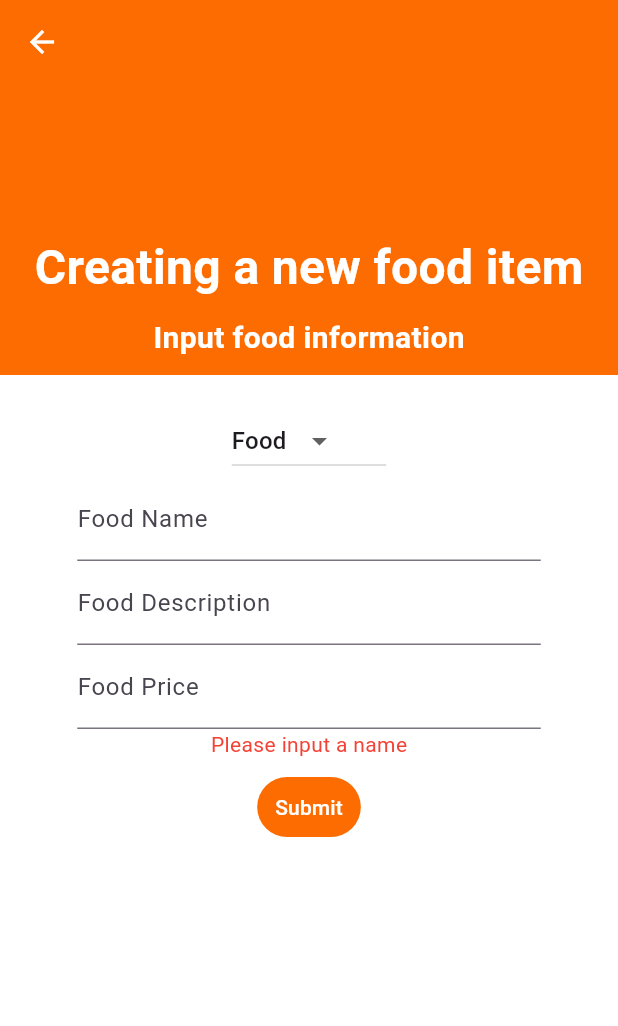
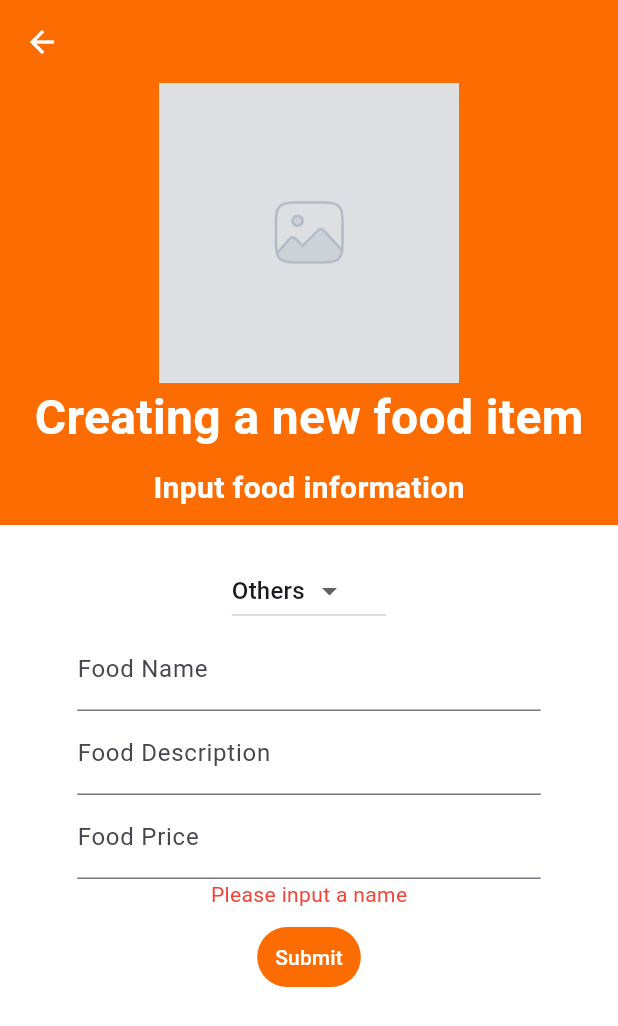
Before and after one commit to ChrisGit889/eatzy_food_delivery, a Flutter app: the AddFood screen opened directly, after a tap on "Submit", on a phone screen of 412 x 824 dp. Shown: the top 1026 px of the screen. Run offline on Flutter 3.47's test engine with Material 3 defaults, Android fonts, the phone set to English and light mode, and no system bars; our stand-ins replace carousel_slider, cloud_firestore, firebase_auth, firebase_core, google_fonts, google_maps_flutter and 3 more; missing offline and left inert: custom_map_markers; accounts and stored records are empty.

Commit message:
Image for seller items are now dynamic and are based on the food type

```diff
--- a/lib/screens/seller/seller_add_food.dart
+++ b/lib/screens/seller/seller_add_food.dart
@@ -1,4 +1,5 @@
 import 'package:eatzy_food_delivery/constants.dart';
+import 'package:eatzy_food_delivery/utils/utils.dart';
 import 'package:eatzy_food_delivery/utils/utils_seller.dart';
 import 'package:flutter/material.dart';
 
@@ -17,7 +18,7 @@ class _AddFoodState extends State<AddFood> {
   bool isError = false;
   String errorMessage = "";
 
-  String dropDownValue = "food";
+  String dropDownValue = "other";
 
   @override
   Widget build(BuildContext context) {
@@ -39,13 +40,14 @@ class _AddFoodState extends State<AddFood> {
           Column(
             children: [
               SizedBox(
-                height: 250,
+                height: 350,
                 width: MediaQuery.widthOf(context),
                 child: DecoratedBox(
                   decoration: BoxDecoration(color: EATZY_ORANGE),
                   child: Column(
                     mainAxisAlignment: MainAxisAlignment.end,
                     children: [
+                      imageOfCategory(dropDownValue, 200.0, 200.0),
                       Text(
                         "Creating a new food item",
                         style: TextStyle(
@@ -81,8 +83,20 @@ class _AddFoodState extends State<AddFood> {
                   },
                   items: [
                     DropdownMenuItem<String>(
-                      value: "food",
-                      child: Text("Food"),
+                      value: "pizza",
+                      child: Text("Pizza"),
+                    ),
+                    DropdownMenuItem<String>(
+                      value: "burger",
+                      child: Text("Burger"),
+                    ),
+                    DropdownMenuItem<String>(
+                      value: "snacks",
+                      child: Text("Snacks"),
+                    ),
+                    DropdownMenuItem<String>(
+                      value: "other",
+                      child: Text("Others"),
                     ),
                     DropdownMenuItem<String>(
                       value: "drinks",
@@ -121,6 +135,7 @@ class _AddFoodState extends State<AddFood> {
               isError
                   ? Text(errorMessage, style: TextStyle(color: Colors.red))
                   : SizedBox(),
+
               Padding(
                 padding: const EdgeInsets.all(8.0),
                 child: TextButton(
@@ -130,10 +145,10 @@ class _AddFoodState extends State<AddFood> {
                     setState(() {});
                     if (!isError) {
                       var res = await makeNewSellerItem(
-                        nameController.text,
-                        descriptionController.text,
-                        priceController.text,
-                        dropDownValue,
+                        name: nameController.text,
+                        desc: descriptionController.text,
+                        price: priceController.text,
+                        type: dropDownValue,
                       );
                       if (res) {
                         Navigator.pop(context);
--- a/lib/utils/utils.dart
+++ b/lib/utils/utils.dart
@@ -1,3 +1,5 @@
+import 'package:flutter/material.dart';
+
 String numToRupiah(number) {
   var temp = number.toString();
   for (var i = 3; i < temp.length; i += 4) {
@@ -17,3 +19,36 @@ String numToDollar(number) {
   }
   return "\$$temp$res";
 }
+
+Widget imageOfCategory(category, width, height) {
+  return wrapImage(imagePathOfCategory(category), width, height);
+}
+
+String imagePathOfCategory(category) {
+  switch (category) {
+    case "pizza":
+      {
+        return "assets/images/Pizza.png";
+      }
+    case "burger":
+      {
+        return "assets/images/Burger.png";
+      }
+    case "snacks":
+      {
+        return "assets/images/Snacks.png";
+      }
+    case "drinks":
+      {
+        return "assets/images/Water.png";
+      }
+    default:
+      {
+        return "assets/images/placeholder.png";
+      }
+  }
+}
+
+Widget wrapImage(path, width, height) {
+  return Image.asset(path, height: height, width: width);
+}
--- a/pubspec.yaml
+++ b/pubspec.yaml
@@ -11,6 +11,7 @@ environment:
 dependencies:
   flutter:
     sdk: flutter
+  image_picker: ^1.2.0
   cupertino_icons: ^1.0.8
   firebase_core: ^4.1.0
   cloud_firestore: ^6.0.1
```
Also changed, not shown: lib/screens/seller/seller_edit_food.dart (+25 -10 lines), lib/utils/utils_image.dart (added, +15 -0 lines), lib/utils/utils_seller.dart (+18 -7 lines), lib/widgets/seller_item.dart (+2 -12 lines), assets/images/placeholder.png (added), pubspec.lock, 7 other files.
